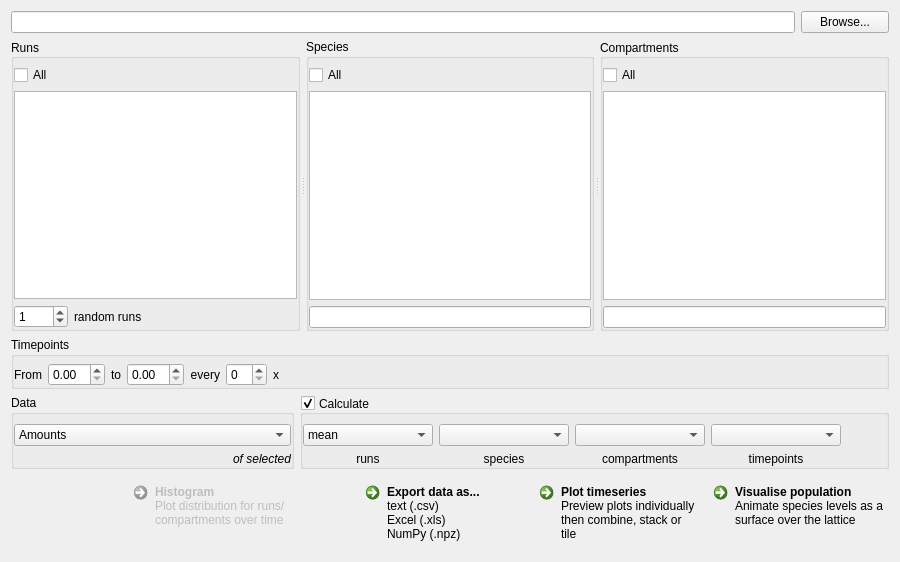
Before: the Qt Designer form infobiotics/dashboard/plugins/simulator_results/simulation_results_dialog.ui in jvb/infobiotics-dashboard, drawn with Qt 5.
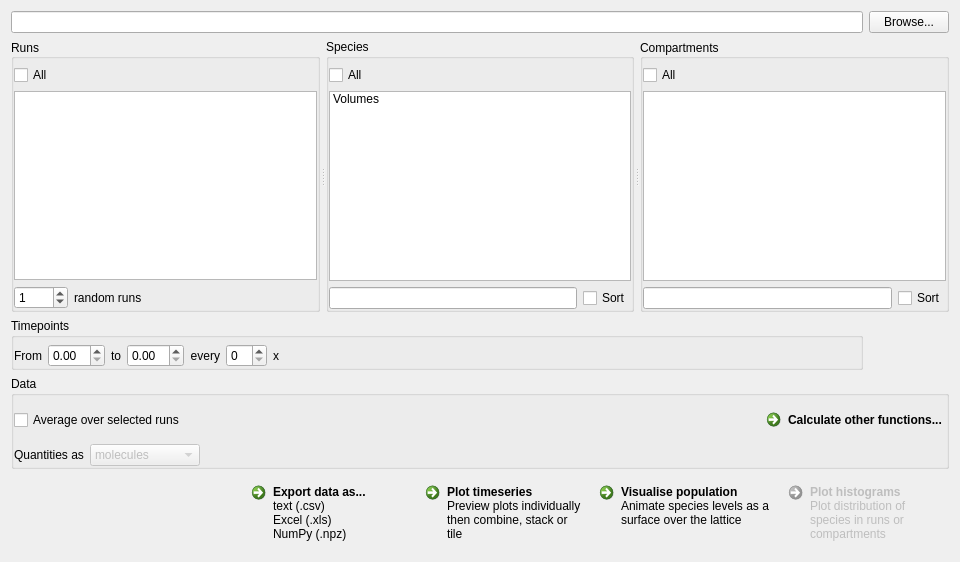
After: the same form once the commit is applied. Icons and pictures are not drawn. Custom widgets are drawn as their Qt base class.

Commit message: Halfway to volumes in SimulationResultsDialog

Patch:
```diff
--- a/infobiotics/dashboard/plugins/simulator_results/simulation_results_dialog.ui
+++ b/infobiotics/dashboard/plugins/simulator_results/simulation_results_dialog.ui
@@ -9,7 +9,7 @@
    <rect>
     <x>0</x>
     <y>0</y>
-    <width>900</width>
+    <width>960</width>
     <height>562</height>
    </rect>
   </property>
@@ -29,7 +29,7 @@
    <string>Simulator Results</string>
   </property>
   <layout class="QGridLayout" name="gridLayout_5">
-   <item row="0" column="0" colspan="6">
+   <item row="0" column="0" colspan="7">
     <widget class="QLineEdit" name="file_name_line_edit">
      <property name="enabled">
       <bool>true</bool>
@@ -42,7 +42,7 @@
      </property>
     </widget>
    </item>
-   <item row="0" column="6">
+   <item row="0" column="7">
     <widget class="QPushButton" name="load_button">
      <property name="maximumSize">
       <size>
@@ -217,272 +217,7 @@
      </layout>
     </widget>
    </item>
-   <item row="3" column="2" colspan="5">
-    <widget class="QGroupBox" name="calculate_group_box">
-     <property name="title">
-      <string>Calculate</string>
-     </property>
-     <property name="alignment">
-      <set>Qt::AlignLeading|Qt::AlignLeft|Qt::AlignVCenter</set>
-     </property>
-     <property name="flat">
-      <bool>true</bool>
-     </property>
-     <property name="checkable">
-      <bool>true</bool>
-     </property>
-     <property name="checked">
-      <bool>true</bool>
-     </property>
-     <layout class="QGridLayout" name="gridLayout_6">
-      <property name="leftMargin">
-       <number>0</number>
-      </property>
-      <property name="topMargin">
-       <number>9</number>
-      </property>
-      <property name="rightMargin">
-       <number>0</number>
-      </property>
-      <property name="bottomMargin">
-       <number>0</number>
-      </property>
-      <item row="0" column="1">
-       <widget class="QComboBox" name="__runs_calculation_combo_box">
-        <property name="currentIndex">
-         <number>1</number>
-        </property>
-        <item>
-         <property name="text">
-          <string/>
-         </property>
-        </item>
-        <item>
-         <property name="text">
-          <string>mean</string>
-         </property>
-        </item>
-        <item>
-         <property name="text">
-          <string>standard deviation</string>
-         </property>
-        </item>
-        <item>
-         <property name="text">
-          <string>variance</string>
-         </property>
-        </item>
-        <item>
-         <property name="text">
-          <string>median</string>
-         </property>
-        </item>
-        <item>
-         <property name="text">
-          <string>sum</string>
-         </property>
-        </item>
-        <item>
-         <property name="text">
-          <string>minimum</string>
-         </property>
-        </item>
-        <item>
-         <property name="text">
-          <string>maximum</string>
-         </property>
-        </item>
-       </widget>
-      </item>
-      <item row="0" column="2">
-       <widget class="QComboBox" name="__species_calculation_combo_box">
-        <item>
-         <property name="text">
-          <string/>
-         </property>
-        </item>
-        <item>
-         <property name="text">
-          <string>mean</string>
-         </property>
-        </item>
-        <item>
-         <property name="text">
-          <string>standard deviation</string>
-         </property>
-        </item>
-        <item>
-         <property name="text">
-          <string>variance</string>
-         </property>
-        </item>
-        <item>
-         <property name="text">
-          <string>median</string>
-         </property>
-        </item>
-        <item>
-         <property name="text">
-          <string>sum</string>
-         </property>
-        </item>
-        <item>
-         <property name="text">
-          <string>minimum</string>
-         </property>
-        </item>
-        <item>
-         <property name="text">
-          <string>maximum</string>
-         </property>
-        </item>
-       </widget>
-      </item>
-      <item row="0" column="3">
-       <widget class="QComboBox" name="__compartments_calculation_combo_box">
-        <item>
-         <property name="text">
-          <string/>
-         </property>
-        </item>
-        <item>
-         <property name="text">
-          <string>mean</string>
-         </property>
-        </item>
-        <item>
-         <property name="text">
-          <string>standard deviation</string>
-         </property>
-        </item>
-        <item>
-         <property name="text">
-          <string>variance</string>
-         </property>
-        </item>
-        <item>
-         <property name="text">
-          <string>median</string>
-         </property>
-        </item>
-        <item>
-         <property name="text">
-          <string>sum</string>
-         </property>
-        </item>
-        <item>
-         <property name="text">
-          <string>minimum</string>
-         </property>
-        </item>
-        <item>
-         <property name="text">
-          <string>maximum</string>
-         </property>
-        </item>
-       </widget>
-      </item>
-      <item row="0" column="4">
-       <widget class="QComboBox" name="__timepoints_calculation_combo_box">
-        <item>
-         <property name="text">
-          <string/>
-         </property>
-        </item>
-        <item>
-         <property name="text">
-          <string>mean</string>
-         </property>
-        </item>
-        <item>
-         <property name="text">
-          <string>standard deviation</string>
-         </property>
-        </item>
-        <item>
-         <property name="text">
-          <string>variance</string>
-         </property>
-        </item>
-        <item>
-         <property name="text">
-          <string>median</string>
-         </property>
-        </item>
-        <item>
-         <property name="text">
-          <string>sum</string>
-         </property>
-        </item>
-        <item>
-         <property name="text">
-          <string>minimum</string>
-         </property>
-        </item>
-        <item>
-         <property name="text">
-          <string>maximum</string>
-         </property>
-        </item>
-       </widget>
-      </item>
-      <item row="1" column="1">
-       <widget class="QLabel" name="_runs_calculation_label">
-        <property name="text">
-         <string>runs</string>
-        </property>
-        <property name="alignment">
-         <set>Qt::AlignCenter</set>
-        </property>
-       </widget>
-      </item>
-      <item row="1" column="2">
-       <widget class="QLabel" name="_species_calculation_label">
-        <property name="text">
-         <string>species</string>
-        </property>
-        <property name="alignment">
-         <set>Qt::AlignCenter</set>
-        </property>
-       </widget>
-      </item>
-      <item row="1" column="3">
-       <widget class="QLabel" name="_compartments_calculation_label">
-        <property name="text">
-         <string>compartments</string>
-        </property>
-        <property name="alignment">
-         <set>Qt::AlignCenter</set>
-        </property>
-       </widget>
-      </item>
-      <item row="1" column="4">
-       <widget class="QLabel" name="_timepoints_calculation_label">
-        <property name="text">
-         <string>timepoints</string>
-        </property>
-        <property name="alignment">
-         <set>Qt::AlignCenter</set>
-        </property>
-       </widget>
-      </item>
-      <item row="0" column="5" rowspan="2">
-       <spacer name="_calculate_spacer">
-        <property name="orientation">
-         <enum>Qt::Horizontal</enum>
-        </property>
-        <property name="sizeHint" stdset="0">
-         <size>
-          <width>183</width>
-          <height>28</height>
-         </size>
-        </property>
-       </spacer>
-      </item>
-     </layout>
-    </widget>
-   </item>
-   <item row="5" column="0">
+   <item row="5" column="0" colspan="2">
     <spacer name="_actions_spacer">
      <property name="orientation">
       <enum>Qt::Horizontal</enum>
@@ -495,70 +230,7 @@
      </property>
     </spacer>
    </item>
-   <item row="5" column="1">
-    <widget class="QCommandLinkButton" name="histogram_button">
-     <property name="enabled">
-      <bool>false</bool>
-     </property>
-     <property name="toolTip">
-      <string>Save timeseries data for selected runs, species and compartments</string>
-     </property>
-     <property name="text">
-      <string>Histogram</string>
-     </property>
-     <property name="icon">
-      <iconset resource="icons.qrc">
-       <normaloff>:/hist.png</normaloff>:/hist.png</iconset>
-     </property>
-     <property name="iconSize">
-      <size>
-       <width>64</width>
-       <height>64</height>
-      </size>
-     </property>
-     <property name="checkable">
-      <bool>false</bool>
-     </property>
-     <property name="autoExclusive">
-      <bool>false</bool>
-     </property>
-     <property name="description">
-      <string>Plot distribution for runs/compartments over time</string>
-     </property>
-    </widget>
-   </item>
    <item row="5" column="3">
-    <widget class="QCommandLinkButton" name="export_data_as_button">
-     <property name="toolTip">
-      <string>Save timeseries data for selected runs, species and compartments</string>
-     </property>
-     <property name="text">
-      <string>Export data as...</string>
-     </property>
-     <property name="icon">
-      <iconset resource="icons.qrc">
-       <normaloff>:/data.png</normaloff>:/data.png</iconset>
-     </property>
-     <property name="iconSize">
-      <size>
-       <width>64</width>
-       <height>64</height>
-      </size>
-     </property>
-     <property name="checkable">
-      <bool>false</bool>
-     </property>
-     <property name="autoExclusive">
-      <bool>false</bool>
-     </property>
-     <property name="description">
-      <string>text (.csv)
-Excel (.xls)
-NumPy (.npz)</string>
-     </property>
-    </widget>
-   </item>
-   <item row="5" column="4">
     <widget class="QCommandLinkButton" name="plot_timeseries_button">
      <property name="toolTip">
       <string>Plot timeseries for selected runs, species and compartments</string>
@@ -581,78 +253,7 @@
      </property>
     </widget>
    </item>
-   <item row="5" column="5" colspan="2">
-    <widget class="QCommandLinkButton" name="visualise_population_button">
-     <property name="toolTip">
-      <string>Animate levels of selected species on the lattice</string>
-     </property>
-     <property name="text">
-      <string>Visualise population</string>
-     </property>
-     <property name="icon">
-      <iconset resource="icons.qrc">
-       <normaloff>:/plot_3d.png</normaloff>:/plot_3d.png</iconset>
-     </property>
-     <property name="iconSize">
-      <size>
-       <width>64</width>
-       <height>64</height>
-      </size>
-     </property>
-     <property name="description">
-      <string>Animate species levels as a surface over the lattice</string>
-     </property>
-    </widget>
-   </item>
-   <item row="3" column="0" colspan="2">
-    <widget class="QGroupBox" name="_data_group_box">
-     <property name="title">
-      <string>Data</string>
-     </property>
-     <property name="flat">
-      <bool>true</bool>
-     </property>
-     <layout class="QGridLayout" name="gridLayout_8">
-      <property name="leftMargin">
-       <number>0</number>
-      </property>
-      <property name="topMargin">
-       <number>9</number>
-      </property>
-      <property name="rightMargin">
-       <number>0</number>
-      </property>
-      <property name="bottomMargin">
-       <number>0</number>
-      </property>
-      <item row="0" column="0">
-       <widget class="QComboBox" name="__data_combo_box">
-        <item>
-         <property name="text">
-          <string>Amounts</string>
-         </property>
-        </item>
-        <item>
-         <property name="text">
-          <string>Volumes</string>
-         </property>
-        </item>
-       </widget>
-      </item>
-      <item row="1" column="0">
-       <widget class="QLabel" name="_of_selected_data_label">
-        <property name="text">
-         <string>&lt;I&gt;of selected&lt;/I&gt;</string>
-        </property>
-        <property name="alignment">
-         <set>Qt::AlignRight|Qt::AlignTrailing|Qt::AlignVCenter</set>
-        </property>
-       </widget>
-      </item>
-     </layout>
-    </widget>
-   </item>
-   <item row="1" column="0" colspan="7">
+   <item row="1" column="0" colspan="8">
     <widget class="QSplitter" name="_runs_species_compartments_splitter">
      <property name="sizePolicy">
       <sizepolicy hsizetype="Expanding" vsizetype="Expanding">
@@ -859,15 +460,30 @@
          <property name="selectionMode">
           <enum>QAbstractItemView::ExtendedSelection</enum>
          </property>
+         <property name="sortingEnabled">
+          <bool>false</bool>
+         </property>
+         <item>
+          <property name="text">
+           <string>Volumes</string>
+          </property>
+         </item>
         </widget>
        </item>
-       <item row="2" column="0" colspan="2">
+       <item row="2" column="0">
         <widget class="QLineEdit" name="filter_species_line_edit">
          <property name="toolTip">
           <string>Filter Species</string>
          </property>
         </widget>
        </item>
+       <item row="2" column="1">
+        <widget class="QCheckBox" name="sort_species_check_box">
+         <property name="text">
+          <string>Sort</string>
+         </property>
+        </widget>
+       </item>
       </layout>
      </widget>
      <widget class="QGroupBox" name="_compartments_group_box">
@@ -939,19 +555,209 @@
          <property name="selectionMode">
           <enum>QAbstractItemView::ExtendedSelection</enum>
          </property>
+         <property name="sortingEnabled">
+          <bool>false</bool>
+         </property>
         </widget>
        </item>
-       <item row="3" column="0" colspan="2">
+       <item row="3" column="0">
         <widget class="QLineEdit" name="filter_compartments_line_edit">
          <property name="toolTip">
           <string>Filter Compartments</string>
          </property>
         </widget>
        </item>
+       <item row="3" column="1">
+        <widget class="QCheckBox" name="sort_compartments_check_box">
+         <property name="text">
+          <string>Sort</string>
+         </property>
+        </widget>
+       </item>
       </layout>
      </widget>
     </widget>
    </item>
+   <item row="5" column="2">
+    <widget class="QCommandLinkButton" name="export_data_as_button">
+     <property name="toolTip">
+      <string>Save timeseries data for selected runs, species and compartments</string>
+     </property>
+     <property name="text">
+      <string>Export data as...</string>
+     </property>
+     <property name="icon">
+      <iconset resource="icons.qrc">
+       <normaloff>:/data.png</normaloff>:/data.png</iconset>
+     </property>
+     <property name="iconSize">
+      <size>
+       <width>64</width>
+       <height>64</height>
+      </size>
+     </property>
+     <property name="checkable">
+      <bool>false</bool>
+     </property>
+     <property name="autoExclusive">
+      <bool>false</bool>
+     </property>
+     <property name="description">
+      <string>text (.csv)
+Excel (.xls)
+NumPy (.npz)</string>
+     </property>
+    </widget>
+   </item>
+   <item row="3" column="0" colspan="8">
+    <widget class="QGroupBox" name="_data_group_box">
+     <property name="title">
+      <string>Data</string>
+     </property>
+     <property name="flat">
+      <bool>true</bool>
+     </property>
+     <layout class="QGridLayout" name="gridLayout_8">
+      <property name="leftMargin">
+       <number>0</number>
+      </property>
+      <property name="topMargin">
+       <number>6</number>
+      </property>
+      <property name="rightMargin">
+       <number>0</number>
+      </property>
+      <property name="bottomMargin">
+       <number>0</number>
+      </property>
+      <item row="1" column="0">
+       <widget class="QLabel" name="quantities_label">
+        <property name="text">
+         <string>Quantities as</string>
+        </property>
+       </widget>
+      </item>
+      <item row="0" column="0" colspan="3">
+       <widget class="QCheckBox" name="average_over_selected_runs_check_box">
+        <property name="text">
+         <string>Average over selected runs</string>
+        </property>
+       </widget>
+      </item>
+      <item row="1" column="1">
+       <widget class="QComboBox" name="quantities_combo_box">
+        <property name="enabled">
+         <bool>false</bool>
+        </property>
+        <item>
+         <property name="text">
+          <string>molecules</string>
+         </property>
+        </item>
+        <item>
+         <property name="text">
+          <string>concentrations</string>
+         </property>
+        </item>
+       </widget>
+      </item>
+      <item row="0" column="4">
+       <widget class="QCommandLinkButton" name="calculate_button">
+        <property name="layoutDirection">
+         <enum>Qt::LeftToRight</enum>
+        </property>
+        <property name="text">
+         <string>Calculate other functions...</string>
+        </property>
+        <property name="description">
+         <string/>
+        </property>
+       </widget>
+      </item>
+      <item row="1" column="2" colspan="3">
+       <spacer name="_quantities_spacer">
+        <property name="orientation">
+         <enum>Qt::Horizontal</enum>
+        </property>
+        <property name="sizeHint" stdset="0">
+         <size>
+          <width>40</width>
+          <height>20</height>
+         </size>
+        </property>
+       </spacer>
+      </item>
+      <item row="0" column="3">
+       <spacer name="_calculate_spacer">
+        <property name="orientation">
+         <enum>Qt::Horizontal</enum>
+        </property>
+        <property name="sizeHint" stdset="0">
+         <size>
+          <width>40</width>
+          <height>20</height>
+         </size>
+        </property>
+       </spacer>
+      </item>
+     </layout>
+    </widget>
+   </item>
+   <item row="5" column="5" colspan="3">
+    <widget class="QCommandLinkButton" name="plot_histograms_button">
+     <property name="enabled">
+      <bool>false</bool>
+     </property>
+     <property name="toolTip">
+      <string>Save timeseries data for selected runs, species and compartments</string>
+     </property>
+     <property name="text">
+      <string>Plot histograms</string>
+     </property>
+     <property name="icon">
+      <iconset resource="icons.qrc">
+       <normaloff>:/hist.png</normaloff>:/hist.png</iconset>
+     </property>
+     <property name="iconSize">
+      <size>
+       <width>64</width>
+       <height>64</height>
+      </size>
+     </property>
+     <property name="checkable">
+      <bool>false</bool>
+     </property>
+     <property name="autoExclusive">
+      <bool>false</bool>
+     </property>
+     <property name="description">
+      <string>Plot distribution of species in runs or compartments</string>
+     </property>
+    </widget>
+   </item>
+   <item row="5" column="4">
+    <widget class="QCommandLinkButton" name="visualise_population_button">
+     <property name="toolTip">
+      <string>Animate levels of selected species on the lattice</string>
+     </property>
+     <property name="text">
+      <string>Visualise population</string>
+     </property>
+     <property name="icon">
+      <iconset resource="icons.qrc">
+       <normaloff>:/plot_3d.png</normaloff>:/plot_3d.png</iconset>
+     </property>
+     <property name="iconSize">
+      <size>
+       <width>64</width>
+       <height>64</height>
+      </size>
+     </property>
+     <property name="description">
+      <string>Animate species levels as a surface over the lattice</string>
+     </property>
+    </widget>
+   </item>
   </layout>
  </widget>
  <customwidgets>
```
The commit also changes 4 other files.
